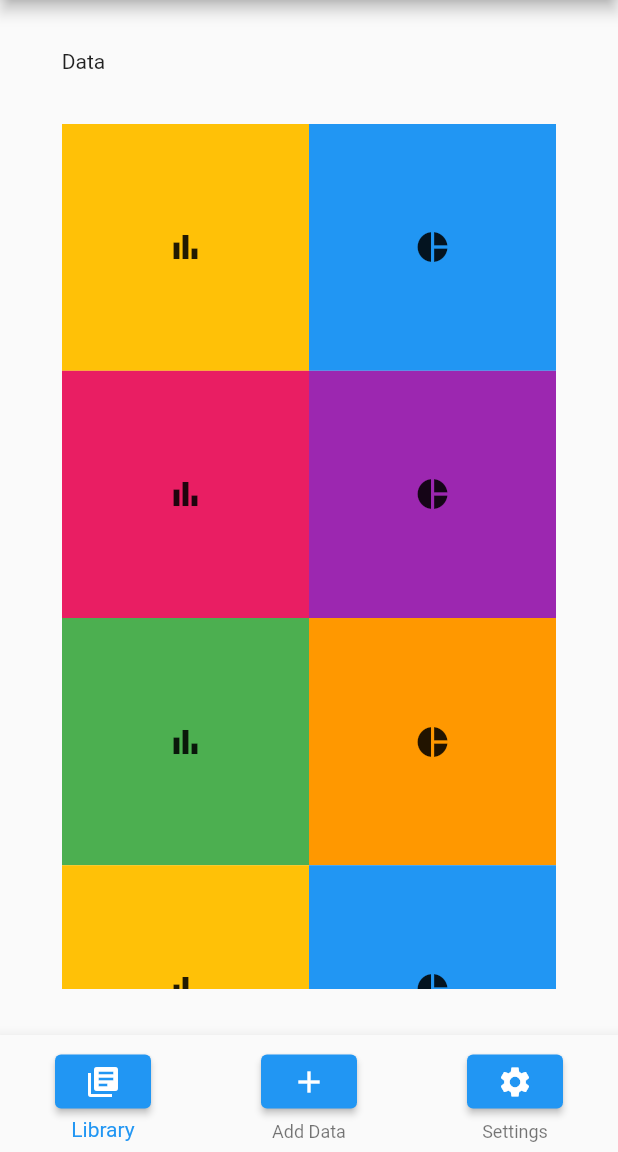
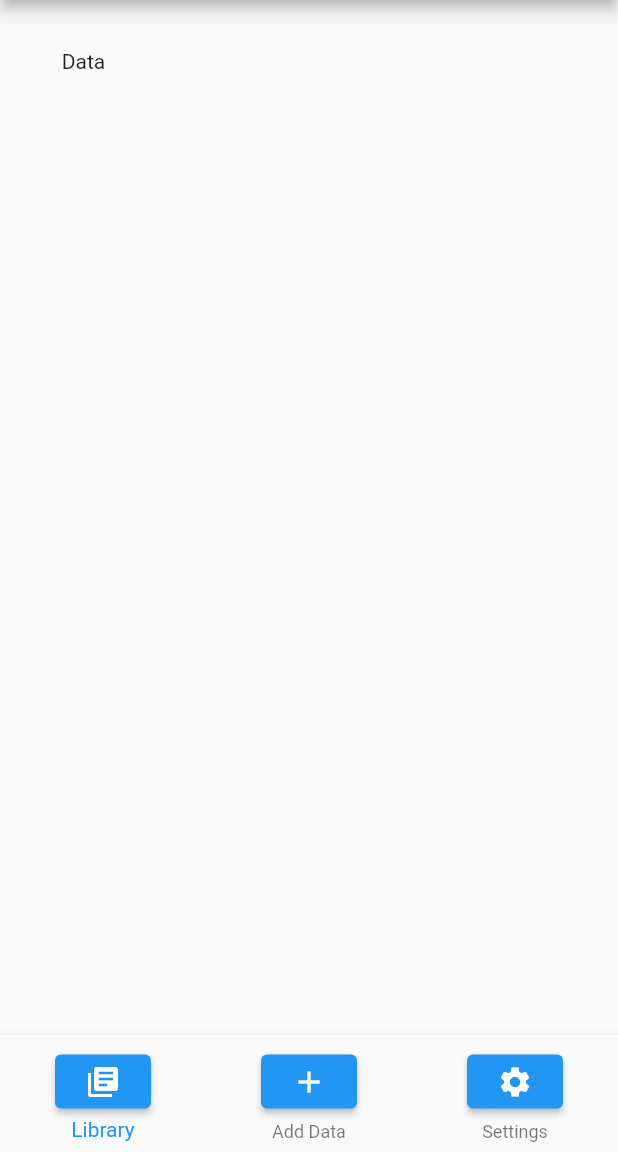
Before and after one commit to JohnVanSloun/StatisticsApp, a Flutter app: the DataLibraryScreen screen opened directly with empty values, on a phone screen of 412 x 824 dp, the part 84-1236 px from its top. Run offline on Flutter 3.47's test engine with Material 2 defaults, Android fonts, the light colour scheme and no system bars.

Commit message:
added new models for data and updated data library to display and provide access to data

```diff
--- /dev/null
+++ b/lib/models/data_collection.dart
@@ -0,0 +1,13 @@
+import './form_data.dart';
+
+class DataCollection {
+  static List<FormData> dataList = [];
+
+  static void addData(FormData data) {
+    dataList.add(data);
+  }
+
+  static void removeData(index) {
+    dataList.removeAt(index);
+  }
+}
--- /dev/null
+++ b/lib/models/form_data.dart
@@ -0,0 +1,15 @@
+class FormData {
+  String? title;
+  String? xValues;
+  String? yValues;
+
+  FormData({this.title, this.xValues, this.yValues});
+
+  List mapXValues() {
+    return this.xValues!.split(',');
+  }
+
+  List mapYValues() {
+    return this.yValues!.split(',');
+  }
+}
--- a/lib/screens/data_library_screen.dart
+++ b/lib/screens/data_library_screen.dart
@@ -1,12 +1,21 @@
 import 'package:flutter/material.dart';
 
 import '../widgets/custom_bot_nav_bar.dart';
+import '../widgets/new_chart.dart';
+import '../models/form_data.dart';
+import '../models/data_collection.dart';
 
 class DataLibraryScreen extends StatelessWidget {
   final Function func1;
   final Function func2;
   final Function func3;
   DataLibraryScreen(this.func1, this.func2, this.func3);
+
+  Widget _buildChart(BuildContext context, FormData data) {
+    return AlertDialog(
+      content: NewChart(data),
+    );
+  }
 
   @override
   Widget build(BuildContext context) {
@@ -32,108 +41,21 @@
               height: MediaQuery.of(context).size.height * 0.7,
               child: ListView(
                 children: [
-                  Row(
-                    mainAxisAlignment: MainAxisAlignment.spaceAround,
-                    children: [
-                      Container(
-                        color: Colors.amber,
-                        width: MediaQuery.of(context).size.width * 0.4,
-                        height: MediaQuery.of(context).size.height * 0.2,
-                        child: Icon(Icons.bar_chart),
-                      ),
-                      Container(
-                        color: Colors.blue,
-                        width: MediaQuery.of(context).size.width * 0.4,
-                        height: MediaQuery.of(context).size.height * 0.2,
-                        child: Icon(Icons.pie_chart),
-                      ),
-                    ],
-                  ),
-                  Row(
-                    mainAxisAlignment: MainAxisAlignment.spaceAround,
-                    children: [
-                      Container(
-                        color: Colors.pink,
-                        width: MediaQuery.of(context).size.width * 0.4,
-                        height: MediaQuery.of(context).size.height * 0.2,
-                        child: Icon(Icons.bar_chart),
-                      ),
-                      Container(
-                        color: Colors.purple,
-                        width: MediaQuery.of(context).size.width * 0.4,
-                        height: MediaQuery.of(context).size.height * 0.2,
-                        child: Icon(Icons.pie_chart),
-                      ),
-                    ],
-                  ),
-                  Row(
-                    mainAxisAlignment: MainAxisAlignment.spaceAround,
-                    children: [
-                      Container(
-                        color: Colors.green,
-                        width: MediaQuery.of(context).size.width * 0.4,
-                        height: MediaQuery.of(context).size.height * 0.2,
-                        child: Icon(Icons.bar_chart),
-                      ),
-                      Container(
-                        color: Colors.orange,
-                        width: MediaQuery.of(context).size.width * 0.4,
-                        height: MediaQuery.of(context).size.height * 0.2,
-                        child: Icon(Icons.pie_chart),
-                      ),
-                    ],
-                  ),
-                  Row(
-                    mainAxisAlignment: MainAxisAlignment.spaceAround,
-                    children: [
-                      Container(
-                        color: Colors.amber,
-                        width: MediaQuery.of(context).size.width * 0.4,
-                        height: MediaQuery.of(context).size.height * 0.2,
-                        child: Icon(Icons.bar_chart),
-                      ),
-                      Container(
-                        color: Colors.blue,
-                        width: MediaQuery.of(context).size.width * 0.4,
-                        height: MediaQuery.of(context).size.height * 0.2,
-                        child: Icon(Icons.pie_chart),
-                      ),
-                    ],
-                  ),
-                  Row(
-                    mainAxisAlignment: MainAxisAlignment.spaceAround,
-                    children: [
-                      Container(
-                        color: Colors.pink,
-                        width: MediaQuery.of(context).size.width * 0.4,
-                        height: MediaQuery.of(context).size.height * 0.2,
-                        child: Icon(Icons.bar_chart),
-                      ),
-                      Container(
-                        color: Colors.purple,
-                        width: MediaQuery.of(context).size.width * 0.4,
-                        height: MediaQuery.of(context).size.height * 0.2,
-                        child: Icon(Icons.pie_chart),
-                      ),
-                    ],
-                  ),
-                  Row(
-                    mainAxisAlignment: MainAxisAlignment.spaceAround,
-                    children: [
-                      Container(
-                        color: Colors.pink,
-                        width: MediaQuery.of(context).size.width * 0.4,
-                        height: MediaQuery.of(context).size.height * 0.2,
-                        child: Icon(Icons.bar_chart),
-                      ),
-                      Container(
-                        color: Colors.purple,
-                        width: MediaQuery.of(context).size.width * 0.4,
-                        height: MediaQuery.of(context).size.height * 0.2,
-                        child: Icon(Icons.pie_chart),
-                      ),
-                    ],
-                  ),
+                  ...DataCollection.dataList
+                      .map((data) => ListTile(
+                            leading: Icon(
+                              Icons.pie_chart,
+                            ),
+                            title: Text("${data.title}"),
+                            onTap: () {
+                              showDialog(
+                                context: context,
+                                builder: (context) =>
+                                    _buildChart(context, data),
+                              );
+                            },
+                          ))
+                      .toList()
                 ],
               ),
             ),
--- /dev/null
+++ b/lib/widgets/new_chart.dart
@@ -0,0 +1,13 @@
+import 'package:flutter/material.dart';
+
+import '../models/form_data.dart';
+
+class NewChart extends StatelessWidget {
+  final FormData data;
+  NewChart(this.data);
+
+  @override
+  Widget build(BuildContext context) {
+    return Container();
+  }
+}
--- a/lib/widgets/popup_form.dart
+++ b/lib/widgets/popup_form.dart
@@ -1,8 +1,11 @@
 import 'package:flutter/material.dart';
+
+import '../models/form_data.dart';
+import '../models/data_collection.dart';
 
 class PopupForm extends StatelessWidget {
   final _formKey = GlobalKey<FormState>();
-  PopupForm();
+  final FormData formData = FormData();
 
   Widget _buildPopupForm(BuildContext context) {
     return AlertDialog(
@@ -18,9 +21,12 @@
                 decoration: InputDecoration(labelText: 'Title'),
                 validator: (value) {
                   if (value == null || value.isEmpty) {
-                    return '';
+                    return 'Please Enter a Title';
                   }
                   return null;
+                },
+                onSaved: (String? value) {
+                  formData.title = value;
                 },
               ),
               TextFormField(
@@ -28,9 +34,12 @@
                     InputDecoration(labelText: 'Categorical X-Axis Data (csv)'),
                 validator: (value) {
                   if (value == null || value.isEmpty) {
-                    return '';
+                    return 'Please add comma seperated data.';
                   }
                   return null;
+                },
+                onSaved: (String? value) {
+                  formData.xValues = value;
                 },
               ),
               TextFormField(
@@ -38,9 +47,12 @@
                     labelText: 'Quantitative Y-Axis Data (csv)'),
                 validator: (value) {
                   if (value == null || value.isEmpty) {
-                    return '';
+                    return 'Please add comma seperated data.';
                   }
                   return null;
+                },
+                onSaved: (String? value) {
+                  formData.yValues = value;
                 },
               ),
               ElevatedButton(
@@ -51,6 +63,9 @@
                         content: Text('Processing Data'),
                       ),
                     );
+                    _formKey.currentState!.save();
+                    DataCollection.addData(formData);
+                    Navigator.pop(context);
                   }
                 },
                 child: Text('Submit Data'),
```
